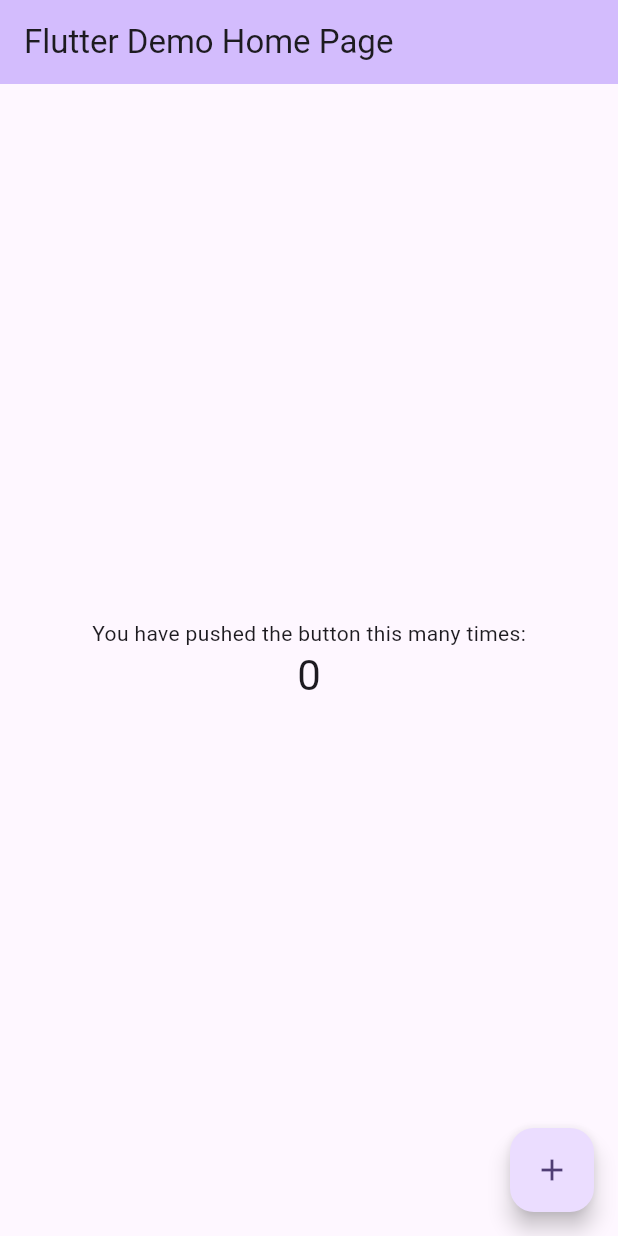
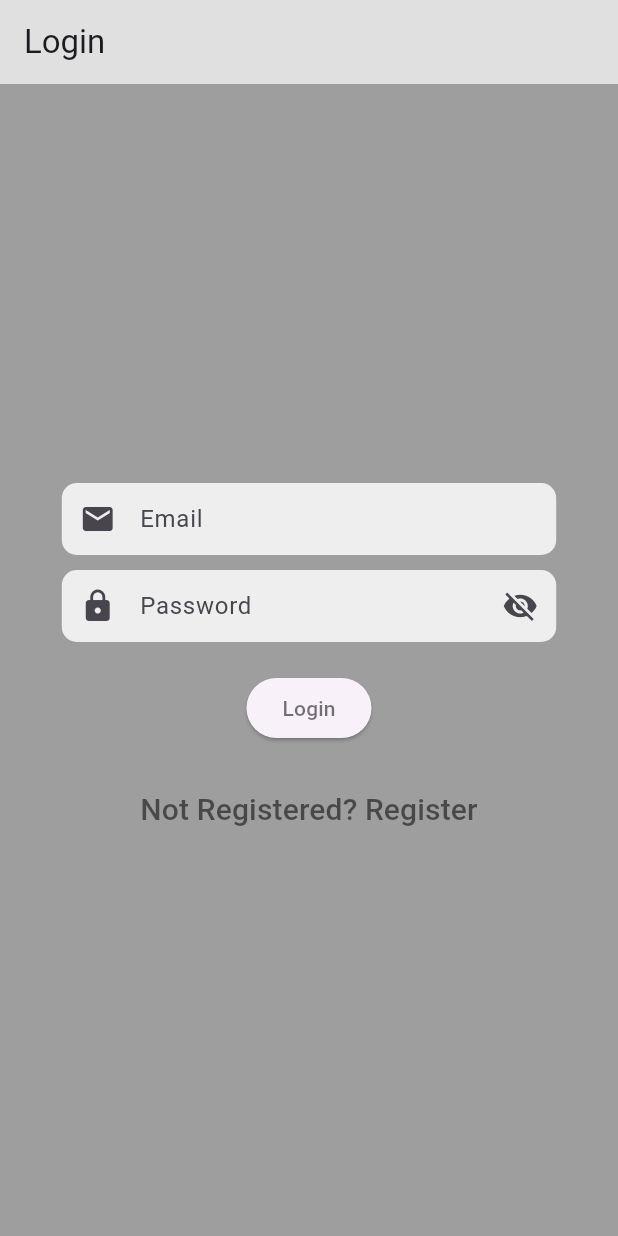
Before and after one commit to jananiwijedeva/fitness, a Flutter app: the screen it shows after launch, on a phone screen of 412 x 824 dp. Run offline on Flutter 3.47's test engine with Material 3 defaults, Android fonts, the phone set to English and light mode, and no system bars.

Commit message:
Create loginScreen

```diff
--- a/lib/main.dart
+++ b/lib/main.dart
@@ -1,3 +1,4 @@
+import 'package:fitness_app/screens/slashScreen.dart';
 import 'package:flutter/material.dart';
 
 void main() {
@@ -13,113 +14,12 @@
     return MaterialApp(
       title: 'Flutter Demo',
       theme: ThemeData(
-        // This is the theme of your application.
-        //
-        // TRY THIS: Try running your application with "flutter run". You'll see
-        // the application has a purple toolbar. Then, without quitting the app,
-        // try changing the seedColor in the colorScheme below to Colors.green
-        // and then invoke "hot reload" (save your changes or press the "hot
-        // reload" button in a Flutter-supported IDE, or press "r" if you used
-        // the command line to start the app).
-        //
-        // Notice that the counter didn't reset back to zero; the application
-        // state is not lost during the reload. To reset the state, use hot
-        // restart instead.
-        //
-        // This works for code too, not just values: Most code changes can be
-        // tested with just a hot reload.
+
         colorScheme: ColorScheme.fromSeed(seedColor: Colors.deepPurple),
         useMaterial3: true,
       ),
-      home: const MyHomePage(title: 'Flutter Demo Home Page'),
+      debugShowCheckedModeBanner: false,
+      home: const SplashScreen(),
     );
   }
 }
-
-class MyHomePage extends StatefulWidget {
-  const MyHomePage({super.key, required this.title});
-
-  // This widget is the home page of your application. It is stateful, meaning
-  // that it has a State object (defined below) that contains fields that affect
-  // how it looks.
-
-  // This class is the configuration for the state. It holds the values (in this
-  // case the title) provided by the parent (in this case the App widget) and
-  // used by the build method of the State. Fields in a Widget subclass are
-  // always marked "final".
-
-  final String title;
-
-  @override
-  State<MyHomePage> createState() => _MyHomePageState();
-}
-
-class _MyHomePageState extends State<MyHomePage> {
-  int _counter = 0;
-
-  void _incrementCounter() {
-    setState(() {
-      // This call to setState tells the Flutter framework that something has
-      // changed in this State, which causes it to rerun the build method below
-      // so that the display can reflect the updated values. If we changed
-      // _counter without calling setState(), then the build method would not be
-      // called again, and so nothing would appear to happen.
-      _counter++;
-    });
-  }
-
-  @override
-  Widget build(BuildContext context) {
-    // This method is rerun every time setState is called, for instance as done
-    // by the _incrementCounter method above.
-    //
-    // The Flutter framework has been optimized to make rerunning build methods
-    // fast, so that you can just rebuild anything that needs updating rather
-    // than having to individually change instances of widgets.
-    return Scaffold(
-      appBar: AppBar(
-        // TRY THIS: Try changing the color here to a specific color (to
-        // Colors.amber, perhaps?) and trigger a hot reload to see the AppBar
-        // change color while the other colors stay the same.
-        backgroundColor: Theme.of(context).colorScheme.inversePrimary,
-        // Here we take the value from the MyHomePage object that was created by
-        // the App.build method, and use it to set our appbar title.
-        title: Text(widget.title),
-      ),
-      body: Center(
-        // Center is a layout widget. It takes a single child and positions it
-        // in the middle of the parent.
-        child: Column(
-          // Column is also a layout widget. It takes a list of children and
-          // arranges them vertically. By default, it sizes itself to fit its
-          // children horizontally, and tries to be as tall as its parent.
-          //
-          // Column has various properties to control how it sizes itself and
-          // how it positions its children. Here we use mainAxisAlignment to
-          // center the children vertically; the main axis here is the vertical
-          // axis because Columns are vertical (the cross axis would be
-          // horizontal).
-          //
-          // TRY THIS: Invoke "debug painting" (choose the "Toggle Debug Paint"
-          // action in the IDE, or press "p" in the console), to see the
-          // wireframe for each widget.
-          mainAxisAlignment: MainAxisAlignment.center,
-          children: <Widget>[
-            const Text(
-              'You have pushed the button this many times:',
-            ),
-            Text(
-              '$_counter',
-              style: Theme.of(context).textTheme.headlineMedium,
-            ),
-          ],
-        ),
-      ),
-      floatingActionButton: FloatingActionButton(
-        onPressed: _incrementCounter,
-        tooltip: 'Increment',
-        child: const Icon(Icons.add),
-      ), // This trailing comma makes auto-formatting nicer for build methods.
-    );
-  }
-}
--- /dev/null
+++ b/lib/screens/loginScreen.dart
@@ -0,0 +1,135 @@
+import 'package:fitness_app/screens/registerScreen.dart';
+import 'package:flutter/material.dart';
+
+class LoginScreen extends StatefulWidget {
+  const LoginScreen({super.key});
+
+  @override
+  State<LoginScreen> createState() => _LoginScreenState();
+}
+
+class _LoginScreenState extends State<LoginScreen> {
+  final _formKey = GlobalKey<FormState>();
+  String _email = '', _password = '';
+  bool _passwordVisible = false;
+  TextEditingController email = TextEditingController();
+  TextEditingController password = TextEditingController();
+
+  @override
+  Widget build(BuildContext context) {
+    return Scaffold(
+        backgroundColor: Colors.grey,
+        appBar: AppBar(
+          title: const Text("Login"),
+          backgroundColor: Colors.grey[300],
+        ),
+        body: SingleChildScrollView(
+          child: Container(
+              width: MediaQuery.of(context).size.width,
+              height: MediaQuery.of(context).size.height,
+              padding: const EdgeInsets.fromLTRB(20, 0, 20, 50),
+              child: Form(
+                key: _formKey,
+                autovalidateMode: AutovalidateMode.onUserInteraction,
+                child: Column(
+                  mainAxisAlignment: MainAxisAlignment.center,
+                  children: [
+                    Container(
+                      width: MediaQuery.of(context).size.width * 0.8,
+                      decoration: BoxDecoration(
+                        borderRadius: BorderRadius.circular(10.0),
+                        color: Colors.grey[200],
+                      ),
+                      child: TextFormField(
+                        controller: email,
+                        decoration: const InputDecoration(
+                          labelText: 'Email',
+                          contentPadding:
+                              EdgeInsets.symmetric(horizontal: 20.0),
+                          border: InputBorder.none,
+                          prefixIcon: Icon(Icons.email),
+                        ),
+                        validator: (value){
+                          if (value == null || value.trim().isEmpty){
+                            return 'Please Enter an email';
+                          }else if (!value.contains('@')){
+                            return 'Please enter a valid email address';
+                          }
+                          return null;
+                        },
+                        onSaved: (value) => _email = value.toString(),
+                      ),
+                    ),
+                    const SizedBox(
+                      height: 10,
+                    ),
+                    Container(
+                      width: MediaQuery.of(context).size.width * 0.8,
+                      decoration: BoxDecoration(
+                        borderRadius: BorderRadius.circular(10.0),
+                        color: Colors.grey[200],
+                      ),
+                      child: TextFormField(
+                        controller: password,
+                        decoration: InputDecoration(
+                          labelText: 'Password',
+                          contentPadding:
+                              const EdgeInsets.symmetric(horizontal: 20.0),
+                          border: InputBorder.none,
+                          prefixIcon: const Icon(Icons.lock),
+                          suffixIcon: IconButton(
+                            icon: Icon(_passwordVisible
+                                ? Icons.visibility
+                                : Icons.visibility_off),
+                            onPressed: () {
+                              print('pressed');
+                              setState(() {
+                                _passwordVisible = !_passwordVisible;
+                              });
+                            },
+                          ),
+                        ),
+
+                        //hide the text
+                        obscureText: !_passwordVisible,
+
+                        validator: (value){
+                          if (value == null || value.trim().isEmpty){
+                            return 'Please Enter a password';
+                          }else if (value.length < 6){
+                            return 'Password must be at least 6 chara  ';
+                          }
+                          return null;
+                        },
+                      ),
+                    ),
+                    const SizedBox(
+                      height: 20,
+                    ),
+                    ElevatedButton(
+                        onPressed: () {},
+                        child: const Text(
+                          'Login',
+                          style: TextStyle(color: Colors.black54),
+                        )),
+                    const SizedBox(
+                      height: 20,
+                    ),
+                    TextButton(
+                        onPressed: () {
+                          Navigator.push(
+                              context,
+                              MaterialPageRoute(
+                                  builder: (context) =>
+                                      const Registerscreen()));
+                        },
+                        child: const Text(
+                          'Not Registered? Register',
+                          style: TextStyle(fontSize: 20, color: Colors.black54),
+                        ))
+                  ],
+                ),
+              )),
+        ));
+  }
+}
```
Also changed, not shown: lib/screens/registerScreen.dart (added, +10 -0 lines), lib/screens/slashScreen.dart (added, +42 -0 lines), lib/screens/dashboardScreen.dart (added).
